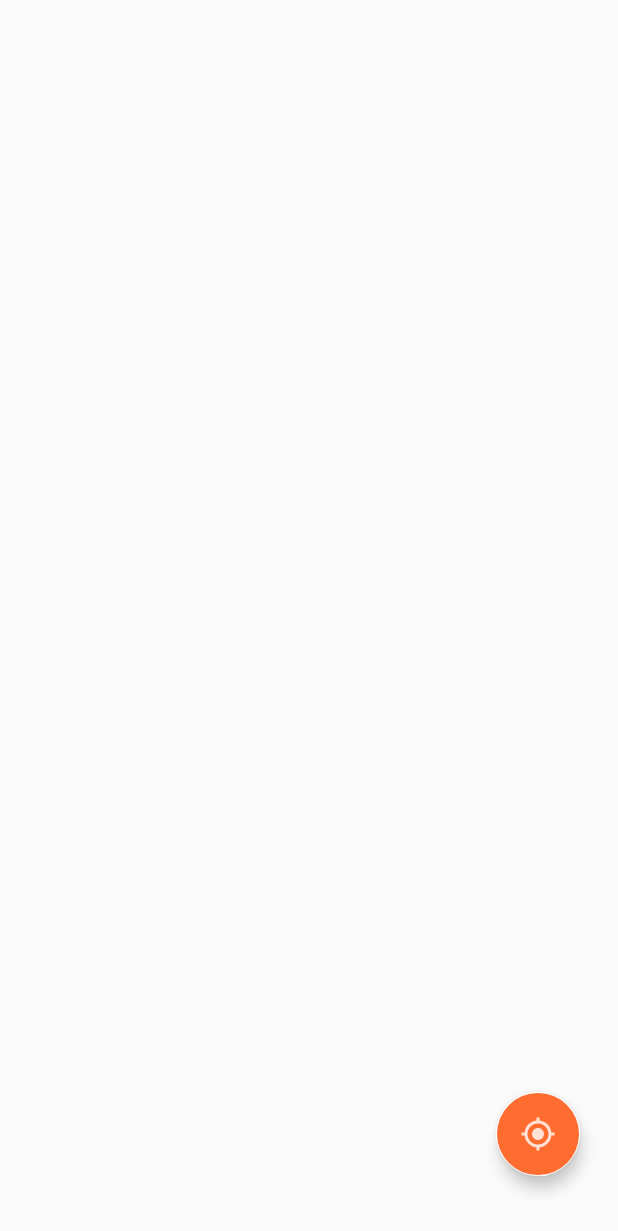
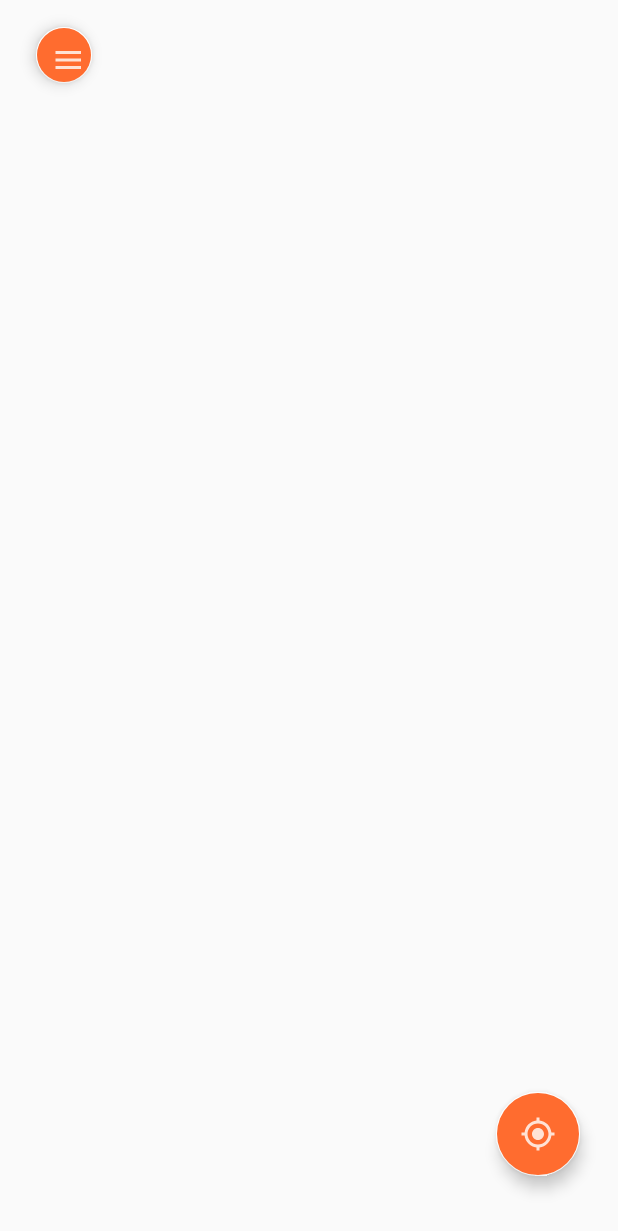
Before and after one commit to hszzang/MovingClosetApp, an Android app: the MemberMainActivity screen opened directly, with no data from a screen before it, on a phone screen of 412 x 824 dp. Shown: the top 1231 px of the screen. Run offline under Robolectric (Android 15) with nearby library versions, the phone set to English and light mode, and no system bars; libraries missing offline, so code that uses them is left out: net.daum.mf; 5 statements that could not run were skipped.

Commit message:
add drawer navigation menu

```diff
--- a/app/src/main/java/com/project/movingclosetapp/MainActivity.java
+++ b/app/src/main/java/com/project/movingclosetapp/MainActivity.java
@@ -63,8 +63,6 @@ public class MainActivity extends AppCompatActivity {
         memId = findViewById(R.id.memId);
         memPass = findViewById(R.id.memPass);
 
-
-
         btnMember.setOnClickListener(clickGroupListener);
         btnBus.setOnClickListener(clickGroupListener);
 
@@ -78,7 +76,7 @@ public class MainActivity extends AppCompatActivity {
 
                 new AsyncHttpServer().execute(
                         //현재 접속된 wifi의 ipv4 주소로 변경해줘야 합니다.
-                        "http://192.168.43.220:8081/movingcloset/android/AndLogin.do",
+                        "http://192.168.219.107:8081/movingcloset/android/AndLogin.do",
                                 "userid=" + memId.getText().toString(),
                                 "userpass=" + memPass.getText().toString()
                 );
--- a/app/src/main/java/com/project/movingclosetapp/MemberMainActivity.java
+++ b/app/src/main/java/com/project/movingclosetapp/MemberMainActivity.java
@@ -1,10 +1,21 @@
 package com.project.movingclosetapp;
 
+import android.content.Context;
 import android.content.Intent;
+import android.support.annotation.NonNull;
+import android.support.design.widget.FloatingActionButton;
+import android.support.design.widget.NavigationView;
+import android.support.v4.view.GravityCompat;
+import android.support.v4.widget.DrawerLayout;
 import android.support.v7.app.AppCompatActivity;
 import android.os.Bundle;
+import android.util.Log;
+import android.view.LayoutInflater;
+import android.view.MenuItem;
+import android.view.View;
 import android.view.ViewGroup;
 import android.widget.RelativeLayout;
+import android.widget.TextView;
 import android.widget.Toast;
 
 import net.daum.mf.map.api.MapView;
@@ -13,6 +24,10 @@ public class MemberMainActivity extends AppCompatActivity{
 
     MapView mapView;
     RelativeLayout mapViewContainer;
+    FloatingActionButton drawerFab, locationFab;
+    DrawerLayout membermainDrawerLayout;
+    NavigationView nav_view;
+
     @Override
     protected void onCreate(Bundle savedInstanceState) {
         super.onCreate(savedInstanceState);
@@ -29,6 +44,34 @@ public class MemberMainActivity extends AppCompatActivity{
         mapViewContainer = (RelativeLayout) findViewById(R.id.map_view);
         mapViewContainer.addView(mapView);
 
+        drawerFab = findViewById(R.id.drawerFab);
+        membermainDrawerLayout = findViewById(R.id.membermainDrawerLayout);
+
+        nav_view = findViewById(R.id.nav_view);
+        View headerView = nav_view.getHeaderView(0);
+
+        TextView navHeaderWelcome = headerView.findViewById(R.id.navHeaderWelcome);
+        navHeaderWelcome.setText(memberDTO.getName() + "님 반갑습니다.");
+
+//        LayoutInflater navInflater = (LayoutInflater)getSystemService(Context.LAYOUT_INFLATER_SERVICE);
+//        View navView = navInflater.inflate(R.layout.nav_header, null);
+//
+//        TextView navHeaderWelcome = navView.findViewById(R.id.navHeaderWelcome);
+//        navHeaderWelcome.setText(memberDTO.getName() + "님 반갑습니다.");
+
+        Log.i("CheckMemberData", navHeaderWelcome.getText().toString());
+
+        //drawerFAB를 클릭하면 내비게이션뷰가 보이도록하는 클릭리스너
+        drawerFab.setOnClickListener(new View.OnClickListener() {
+            @Override
+            public void onClick(View view) {
+                membermainDrawerLayout.openDrawer(GravityCompat.START);
+            }
+        });
+
+
+
+
     }
 
 }
--- /dev/null
+++ b/app/src/main/res/drawable-anydpi/menubtn.xml
@@ -0,0 +1,11 @@
+<vector xmlns:android="http://schemas.android.com/apk/res/android"
+    android:width="20dp"
+    android:height="20dp"
+    android:viewportWidth="20"
+    android:viewportHeight="20"
+    android:tint="#FFFFFF"
+    android:alpha="0.8">
+  <path
+      android:fillColor="@android:color/white"
+      android:pathData="M3,18h18v-2L3,16v2zM3,13h18v-2L3,11v2zM3,6v2h18L21,6L3,6z"/>
+</vector>
--- a/app/src/main/res/layout/activity_member_main.xml
+++ b/app/src/main/res/layout/activity_member_main.xml
@@ -1,15 +1,38 @@
 <?xml version="1.0" encoding="utf-8"?>
-<RelativeLayout xmlns:android="http://schemas.android.com/apk/res/android"
+<android.support.v4.widget.DrawerLayout xmlns:android="http://schemas.android.com/apk/res/android"
+    xmlns:app="http://schemas.android.com/apk/res-auto"
     android:layout_width="match_parent"
     android:layout_height="match_parent"
-    android:orientation="vertical">
+    android:orientation="vertical"
+    android:id="@+id/membermainDrawerLayout">
 
     <RelativeLayout
         android:id="@+id/map_view"
         android:layout_width="match_parent"
-        android:layout_height="match_parent" >
+        android:layout_height="match_parent"
+        android:layout_alignParentTop="true">
 
         <android.support.design.widget.FloatingActionButton
+            android:id="@+id/drawerFab"
+            android:layout_width="37dp"
+            android:layout_height="37dp"
+            android:layout_alignParentStart="true"
+            android:layout_alignParentLeft="true"
+            android:layout_alignParentTop="true"
+            android:layout_marginStart="24dp"
+            android:layout_marginLeft="24dp"
+            android:layout_marginTop="18dp"
+            android:backgroundTint="@color/maincolor"
+            android:elevation="20dp"
+            android:src="@drawable/menubtn"
+            app:fabCustomSize="40dp"
+            app:maxImageSize="20dp"
+            android:clickable="true"
+            />
+
+
+        <android.support.design.widget.FloatingActionButton
+            android:id="@+id/locationFab"
             android:layout_width="wrap_content"
             android:layout_height="wrap_content"
             android:layout_alignParentEnd="true"
@@ -24,5 +47,16 @@
 
     </RelativeLayout>
 
+    <android.support.design.widget.NavigationView
+        android:id="@+id/nav_view"
+        android:layout_width="wrap_content"
+        android:layout_height="match_parent"
+        android:layout_gravity="start"
+        android:fitsSystemWindows="true"
+        app:headerLayout="@layout/nav_header"
+        app:menu="@menu/nav_menu"
+        />
 
-</RelativeLayout>
+
+
+</android.support.v4.widget.DrawerLayout>
--- /dev/null
+++ b/app/src/main/res/layout/nav_header.xml
@@ -0,0 +1,21 @@
+<?xml version="1.0" encoding="utf-8"?>
+<LinearLayout xmlns:android="http://schemas.android.com/apk/res/android"
+    android:orientation="vertical" android:layout_width="match_parent"
+    android:layout_height="match_parent"
+    android:gravity="bottom">
+
+    <ImageView
+        android:layout_width="match_parent"
+        android:layout_height="150dp"
+        android:src="@drawable/movingclosetlogoblack" />
+
+    <TextView
+        android:id="@+id/navHeaderWelcome"
+        android:layout_width="match_parent"
+        android:layout_height="wrap_content"
+        android:gravity="center"
+        android:textSize="8pt"
+        android:textColor="@color/black"
+        />
+
+</LinearLayout>
--- /dev/null
+++ b/app/src/main/res/menu/nav_menu.xml
@@ -0,0 +1,17 @@
+<?xml version="1.0" encoding="utf-8"?>
+<menu xmlns:android="http://schemas.android.com/apk/res/android">
+
+    <group android:checkableBehavior="single">
+
+        <item
+            android:id="@+id/nav_logout"
+            android:title="로그아웃"
+            />
+        <item
+            android:id="@+id/nav_notice"
+            android:title="공지사항"
+            />
+
+    </group>
+
+</menu>
```
Also changed, not shown: app/src/main/res/drawable-hdpi/menubtn.png (added), app/src/main/res/drawable-mdpi/menubtn.png (added), app/src/main/res/drawable-xhdpi/menubtn.png (added), app/src/main/res/drawable-xxhdpi/menubtn.png (added).
